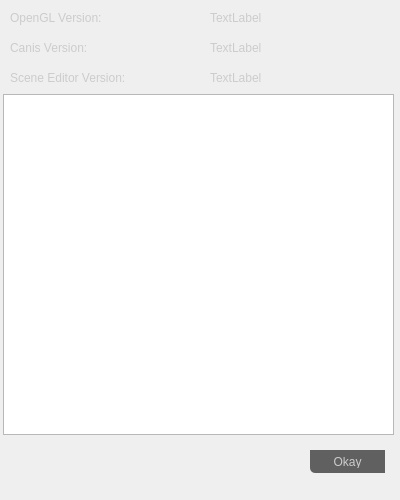
Above: SceneEditor/ui/AboutWindow.ui from dac456/canis before the change. Below: the same form after it.
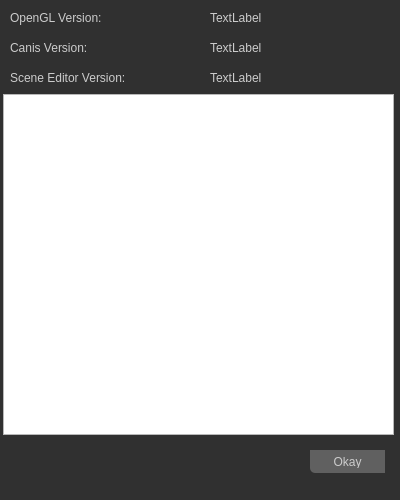
That is the form after the change.

Commit message: fixed scrolling sensitivity; fixed aboutwindow background color

What changed in the file:
```diff
--- a/SceneEditor/ui/AboutWindow.ui
+++ b/SceneEditor/ui/AboutWindow.ui
@@ -32,7 +32,7 @@
    <string>About</string>
   </property>
   <property name="styleSheet">
-   <string notr="true">QWidget#centralWidget
+   <string notr="true">QWidget#centralwidget
 {
 	background-color: #303030;
 }
```
Left out of the diff: 2 changed lines with no effect on the pictures. The commit also changes 1 other file.
